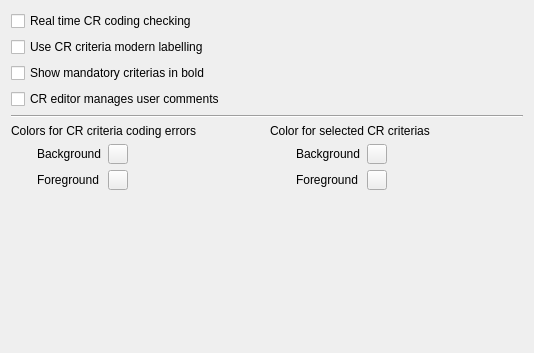
The window that freedrc/plugins/edrcplugin/widgets/edrcpreferences.ui (FreeHealth/freehealth) describes before a commit, drawn with Qt 5.
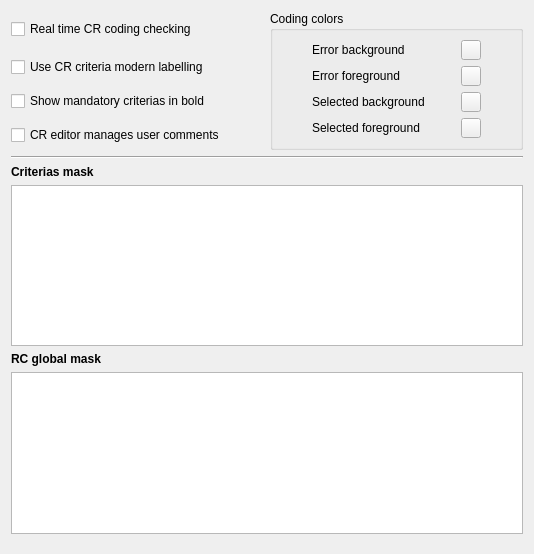
The same window after the commit. Custom widgets are drawn as their Qt base class.

Commit message: tokened doc in preferences

```diff
--- a/freedrc/plugins/edrcplugin/widgets/edrcpreferences.ui
+++ b/freedrc/plugins/edrcplugin/widgets/edrcpreferences.ui
@@ -7,13 +7,33 @@
     <x>0</x>
     <y>0</y>
     <width>534</width>
-    <height>353</height>
+    <height>554</height>
    </rect>
   </property>
   <property name="windowTitle">
    <string>Editor Preferences</string>
   </property>
   <layout class="QGridLayout" name="gridLayout_2">
+   <item row="3" column="0">
+    <widget class="QCheckBox" name="userComments">
+     <property name="text">
+      <string>CR editor manages user comments</string>
+     </property>
+    </widget>
+   </item>
+   <item row="5" column="0" colspan="2">
+    <widget class="QLabel" name="label">
+     <property name="font">
+      <font>
+       <weight>75</weight>
+       <bold>true</bold>
+      </font>
+     </property>
+     <property name="text">
+      <string>Criterias mask</string>
+     </property>
+    </widget>
+   </item>
    <item row="0" column="0">
     <widget class="QCheckBox" name="realTimeChecking">
      <property name="toolTip">
@@ -24,92 +44,13 @@
      </property>
     </widget>
    </item>
-   <item row="4" column="0" colspan="2">
-    <widget class="Line" name="line">
-     <property name="orientation">
-      <enum>Qt::Horizontal</enum>
+   <item row="0" column="1" rowspan="4">
+    <widget class="QGroupBox" name="groupBox">
+     <property name="title">
+      <string>Coding colors</string>
      </property>
-    </widget>
-   </item>
-   <item row="6" column="1">
-    <spacer name="verticalSpacer">
-     <property name="orientation">
-      <enum>Qt::Vertical</enum>
-     </property>
-     <property name="sizeHint" stdset="0">
-      <size>
-       <width>20</width>
-       <height>40</height>
-      </size>
-     </property>
-    </spacer>
-   </item>
-   <item row="1" column="0">
-    <widget class="QCheckBox" name="useModernLabelling">
-     <property name="toolTip">
-      <string>When this option is enabled, the wording of CR criterias are improved. Strings like '++++' and '++1|' are replaced by user friendly characters.</string>
-     </property>
-     <property name="text">
-      <string>Use CR criteria modern labelling</string>
-     </property>
-    </widget>
-   </item>
-   <item row="2" column="0">
-    <widget class="QCheckBox" name="mandatoryInBold">
-     <property name="toolTip">
-      <string>When this option is enabled, the mandatory criterias of a group are in bold.</string>
-     </property>
-     <property name="text">
-      <string>Show mandatory criterias in bold</string>
-     </property>
-    </widget>
-   </item>
-   <item row="5" column="0" colspan="2">
-    <layout class="QGridLayout" name="gridLayout">
-     <item row="0" column="0" colspan="4">
-      <widget class="QLabel" name="label_4">
-       <property name="text">
-        <string>Colors for CR criteria coding errors</string>
-       </property>
-      </widget>
-     </item>
-     <item row="0" column="4" colspan="4">
-      <widget class="QLabel" name="label_5">
-       <property name="text">
-        <string>Color for selected CR criterias</string>
-       </property>
-      </widget>
-     </item>
-     <item row="1" column="0">
-      <spacer name="horizontalSpacer_4">
-       <property name="orientation">
-        <enum>Qt::Horizontal</enum>
-       </property>
-       <property name="sizeType">
-        <enum>QSizePolicy::Fixed</enum>
-       </property>
-       <property name="sizeHint" stdset="0">
-        <size>
-         <width>20</width>
-         <height>20</height>
-        </size>
-       </property>
-      </spacer>
-     </item>
-     <item row="1" column="1">
-      <widget class="QLabel" name="label_6">
-       <property name="sizePolicy">
-        <sizepolicy hsizetype="Fixed" vsizetype="Fixed">
-         <horstretch>0</horstretch>
-         <verstretch>0</verstretch>
-        </sizepolicy>
-       </property>
-       <property name="text">
-        <string>Background</string>
-       </property>
-      </widget>
-     </item>
-     <item row="1" column="2">
+     <layout class="QGridLayout" name="gridLayout_3">
+      <item row="0" column="1">
       <widget class="Utils::ColorButtonChooser" name="pushButton">
        <property name="sizePolicy">
         <sizepolicy hsizetype="Fixed" vsizetype="Fixed">
@@ -134,36 +75,7 @@
        </property>
       </widget>
      </item>
-     <item row="1" column="3">
-      <spacer name="horizontalSpacer_8">
-       <property name="orientation">
-        <enum>Qt::Horizontal</enum>
-       </property>
-       <property name="sizeHint" stdset="0">
-        <size>
-         <width>40</width>
-         <height>20</height>
-        </size>
-       </property>
-      </spacer>
-     </item>
-     <item row="1" column="4">
-      <spacer name="horizontalSpacer_7">
-       <property name="orientation">
-        <enum>Qt::Horizontal</enum>
-       </property>
-       <property name="sizeType">
-        <enum>QSizePolicy::Fixed</enum>
-       </property>
-       <property name="sizeHint" stdset="0">
-        <size>
-         <width>20</width>
-         <height>20</height>
-        </size>
-       </property>
-      </spacer>
-     </item>
-     <item row="1" column="5">
+      <item row="2" column="0">
       <widget class="QLabel" name="label_9">
        <property name="sizePolicy">
         <sizepolicy hsizetype="Fixed" vsizetype="Fixed">
@@ -172,65 +84,11 @@
         </sizepolicy>
        </property>
        <property name="text">
-        <string>Background</string>
+         <string>Selected background</string>
        </property>
       </widget>
      </item>
-     <item row="1" column="6">
-      <widget class="Utils::ColorButtonChooser" name="pushButton_3">
-       <property name="sizePolicy">
-        <sizepolicy hsizetype="Fixed" vsizetype="Fixed">
-         <horstretch>0</horstretch>
-         <verstretch>0</verstretch>
-        </sizepolicy>
-       </property>
-       <property name="minimumSize">
-        <size>
-         <width>20</width>
-         <height>20</height>
-        </size>
-       </property>
-       <property name="maximumSize">
-        <size>
-         <width>20</width>
-         <height>20</height>
-        </size>
-       </property>
-       <property name="text">
-        <string/>
-       </property>
-      </widget>
-     </item>
-     <item row="1" column="7">
-      <spacer name="horizontalSpacer_10">
-       <property name="orientation">
-        <enum>Qt::Horizontal</enum>
-       </property>
-       <property name="sizeHint" stdset="0">
-        <size>
-         <width>40</width>
-         <height>20</height>
-        </size>
-       </property>
-      </spacer>
-     </item>
-     <item row="2" column="0">
-      <spacer name="horizontalSpacer_5">
-       <property name="orientation">
-        <enum>Qt::Horizontal</enum>
-       </property>
-       <property name="sizeType">
-        <enum>QSizePolicy::Fixed</enum>
-       </property>
-       <property name="sizeHint" stdset="0">
-        <size>
-         <width>20</width>
-         <height>20</height>
-        </size>
-       </property>
-      </spacer>
-     </item>
-     <item row="2" column="1">
+      <item row="1" column="0">
       <widget class="QLabel" name="label_7">
        <property name="sizePolicy">
         <sizepolicy hsizetype="Fixed" vsizetype="Fixed">
@@ -239,11 +97,11 @@
         </sizepolicy>
        </property>
        <property name="text">
-        <string>Foreground</string>
+         <string>Error foreground</string>
        </property>
       </widget>
      </item>
-     <item row="2" column="2">
+      <item row="1" column="1">
       <widget class="Utils::ColorButtonChooser" name="pushButton_2">
        <property name="sizePolicy">
         <sizepolicy hsizetype="Fixed" vsizetype="Fixed">
@@ -268,36 +126,45 @@
        </property>
       </widget>
      </item>
-     <item row="2" column="3">
-      <spacer name="horizontalSpacer_9">
-       <property name="orientation">
-        <enum>Qt::Horizontal</enum>
-       </property>
-       <property name="sizeHint" stdset="0">
+      <item row="0" column="0">
+       <widget class="QLabel" name="label_6">
+        <property name="sizePolicy">
+         <sizepolicy hsizetype="Fixed" vsizetype="Fixed">
+          <horstretch>0</horstretch>
+          <verstretch>0</verstretch>
+         </sizepolicy>
+        </property>
+        <property name="text">
+         <string>Error background</string>
+        </property>
+       </widget>
+      </item>
+      <item row="2" column="1">
+       <widget class="Utils::ColorButtonChooser" name="pushButton_3">
+        <property name="sizePolicy">
+         <sizepolicy hsizetype="Fixed" vsizetype="Fixed">
+          <horstretch>0</horstretch>
+          <verstretch>0</verstretch>
+         </sizepolicy>
+        </property>
+        <property name="minimumSize">
         <size>
-         <width>40</width>
+          <width>20</width>
          <height>20</height>
         </size>
        </property>
-      </spacer>
-     </item>
-     <item row="2" column="4">
-      <spacer name="horizontalSpacer_6">
-       <property name="orientation">
-        <enum>Qt::Horizontal</enum>
-       </property>
-       <property name="sizeType">
-        <enum>QSizePolicy::Fixed</enum>
-       </property>
-       <property name="sizeHint" stdset="0">
+        <property name="maximumSize">
         <size>
          <width>20</width>
          <height>20</height>
         </size>
        </property>
-      </spacer>
-     </item>
-     <item row="2" column="5">
+        <property name="text">
+         <string/>
+        </property>
+       </widget>
+      </item>
+      <item row="3" column="0">
       <widget class="QLabel" name="label_8">
        <property name="sizePolicy">
         <sizepolicy hsizetype="Fixed" vsizetype="Fixed">
@@ -306,11 +173,11 @@
         </sizepolicy>
        </property>
        <property name="text">
-        <string>Foreground</string>
+         <string>Selected foreground</string>
        </property>
       </widget>
      </item>
-     <item row="2" column="6">
+      <item row="3" column="1">
       <widget class="Utils::ColorButtonChooser" name="pushButton_4">
        <property name="sizePolicy">
         <sizepolicy hsizetype="Fixed" vsizetype="Fixed">
@@ -335,31 +202,76 @@
        </property>
       </widget>
      </item>
-     <item row="2" column="7">
-      <spacer name="horizontalSpacer_11">
+     </layout>
+    </widget>
+   </item>
+   <item row="9" column="1">
+    <spacer name="verticalSpacer">
        <property name="orientation">
-        <enum>Qt::Horizontal</enum>
+      <enum>Qt::Vertical</enum>
        </property>
        <property name="sizeHint" stdset="0">
         <size>
-         <width>40</width>
-         <height>20</height>
+       <width>20</width>
+       <height>40</height>
         </size>
        </property>
       </spacer>
      </item>
-    </layout>
+   <item row="6" column="0" colspan="2">
+    <widget class="Editor::TextEditor" name="criteriaEditor"/>
    </item>
-   <item row="3" column="0" colspan="2">
-    <widget class="QCheckBox" name="userComments">
+   <item row="7" column="0" colspan="2">
+    <widget class="QLabel" name="label_2">
+     <property name="font">
+      <font>
+       <weight>75</weight>
+       <bold>true</bold>
+      </font>
+     </property>
      <property name="text">
-      <string>CR editor manages user comments</string>
+      <string>RC global mask</string>
+     </property>
+    </widget>
+   </item>
+   <item row="8" column="0" colspan="2">
+    <widget class="Editor::TextEditor" name="globalMask"/>
+   </item>
+   <item row="2" column="0">
+    <widget class="QCheckBox" name="mandatoryInBold">
+     <property name="toolTip">
+      <string>When this option is enabled, the mandatory criterias of a group are in bold.</string>
+     </property>
+     <property name="text">
+      <string>Show mandatory criterias in bold</string>
+     </property>
+    </widget>
+   </item>
+   <item row="4" column="0" colspan="2">
+    <widget class="Line" name="line">
+     <property name="orientation">
+      <enum>Qt::Horizontal</enum>
+     </property>
+    </widget>
+   </item>
+   <item row="1" column="0">
+    <widget class="QCheckBox" name="useModernLabelling">
+     <property name="toolTip">
+      <string>When this option is enabled, the wording of CR criterias are improved. Strings like '++++' and '++1|' are replaced by user friendly characters.</string>
+     </property>
+     <property name="text">
+      <string>Use CR criteria modern labelling</string>
      </property>
     </widget>
    </item>
   </layout>
  </widget>
  <customwidgets>
+  <customwidget>
+   <class>Editor::TextEditor</class>
+   <extends>QTextEdit</extends>
+   <header location="global">texteditorplugin/texteditor.h</header>
+  </customwidget>
   <customwidget>
    <class>Utils::ColorButtonChooser</class>
    <extends>QPushButton</extends>
```
Lines whose indentation alone changed are shown as unchanged. The commit also changes 2 other files.
